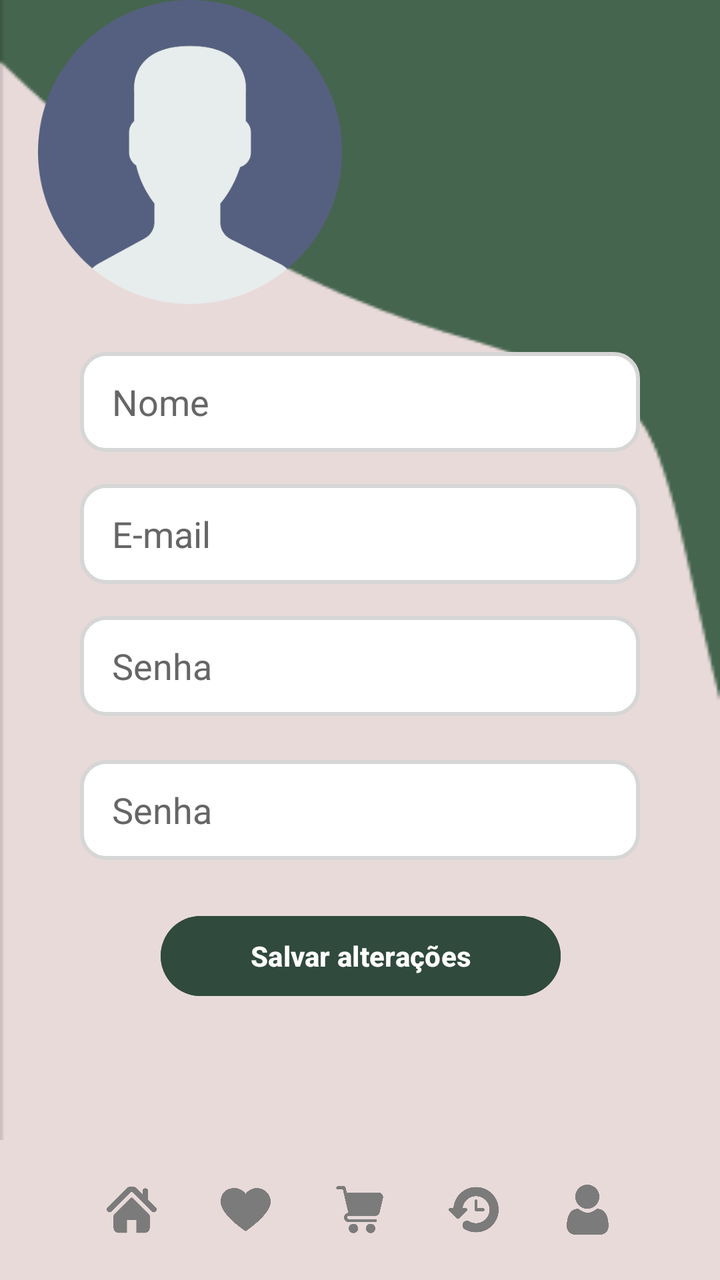
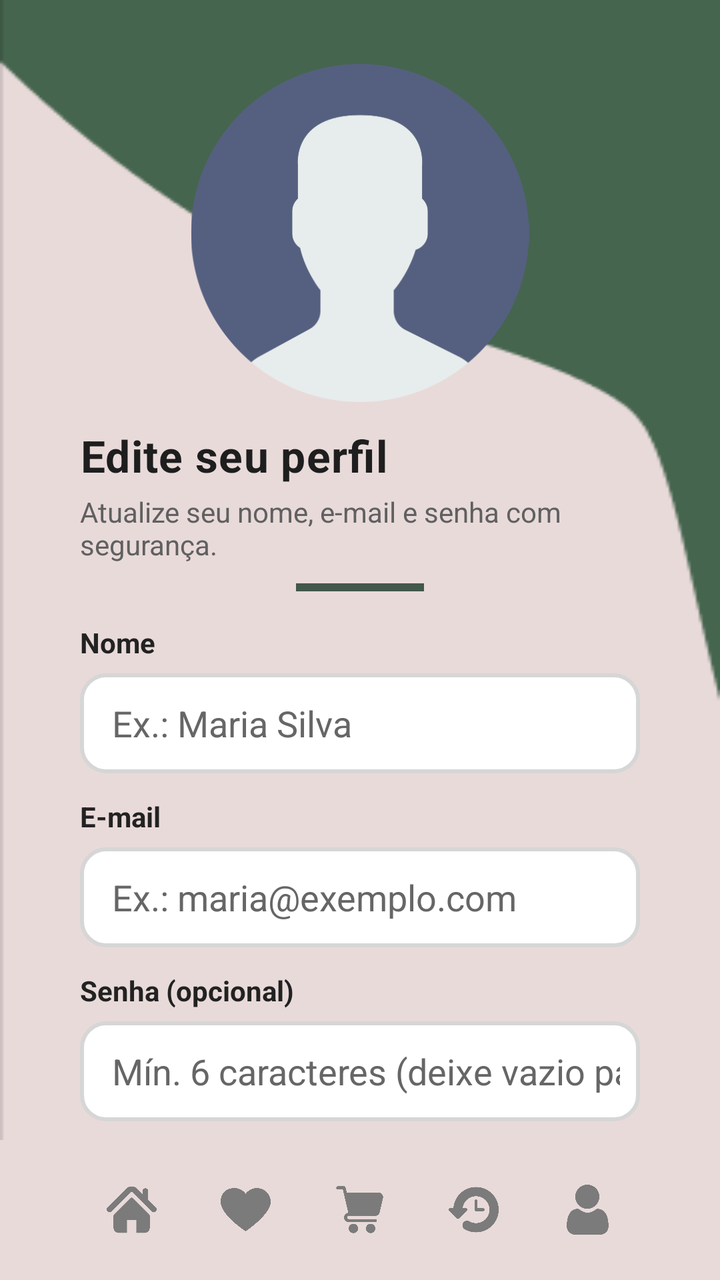

Two renders of the same Android screen: before a commit and after it. Below are the layout's source before the change and the commit's diff.
<!-- AndroidManifest.xml: application theme Theme.IFoodClone -->
<!-- res/layout/telaperfil.xml -->
<?xml version="1.0" encoding="utf-8"?>
<androidx.constraintlayout.widget.ConstraintLayout
    xmlns:android="http://schemas.android.com/apk/res/android"
    xmlns:app="http://schemas.android.com/apk/res-auto"
    xmlns:tools="http://schemas.android.com/tools"
    android:layout_width="match_parent"
    android:layout_height="match_parent"
    android:background="@drawable/perfil_fundo">

    
    <ImageView
        android:id="@+id/imgPerfil"
        android:layout_width="190dp"
        android:layout_height="152dp"
        android:src="@drawable/usuario"
        tools:layout_editor_absoluteX="116dp"
        tools:layout_editor_absoluteY="66dp" />

    <EditText
        android:id="@+id/inputNome"
        android:layout_width="0dp"
        android:layout_height="50dp"
        android:layout_marginTop="24dp"
        android:layout_marginHorizontal="40dp"
        android:hint="Nome"
        android:background="@drawable/caixa_input"
        android:paddingStart="16dp"
        android:textColor="#000"
        android:textColorHint="#666"
        app:layout_constraintTop_toBottomOf="@id/imgPerfil"
        app:layout_constraintStart_toStartOf="parent"
        app:layout_constraintEnd_toEndOf="parent" />

    
    <EditText
        android:id="@+id/inputEmail"
        android:layout_width="0dp"
        android:layout_height="50dp"
        android:layout_marginTop="16dp"
        android:layout_marginHorizontal="40dp"
        android:hint="E-mail"
        android:background="@drawable/caixa_input"
        android:paddingStart="16dp"
        android:inputType="textEmailAddress"
        android:textColor="#000"
        android:textColorHint="#666"
        app:layout_constraintTop_toBottomOf="@id/inputNome"
        app:layout_constraintStart_toStartOf="parent"
        app:layout_constraintEnd_toEndOf="parent" />

    
    <EditText
        android:id="@+id/inputSenha"
        android:layout_width="0dp"
        android:layout_height="50dp"
        android:layout_marginTop="16dp"
        android:layout_marginHorizontal="40dp"
        android:hint="Senha"
        android:background="@drawable/caixa_input"
        android:paddingStart="16dp"
        android:inputType="textPassword"
        android:textColor="#000"
        android:textColorHint="#666"
        app:layout_constraintTop_toBottomOf="@id/inputEmail"
        app:layout_constraintStart_toStartOf="parent"
        app:layout_constraintEnd_toEndOf="parent" />

    

    

    <EditText
        android:id="@+id/inputSenha2"
        android:layout_width="0dp"
        android:layout_height="50dp"
        android:layout_marginHorizontal="40dp"
        android:layout_marginTop="88dp"
        android:background="@drawable/caixa_input"
        android:hint="Senha"
        android:inputType="textPassword"
        android:paddingStart="16dp"
        android:textColor="#000"
        android:textColorHint="#666"
        app:layout_constraintEnd_toEndOf="parent"
        app:layout_constraintStart_toStartOf="parent"
        app:layout_constraintTop_toBottomOf="@id/inputEmail" />

    <Button
        android:id="@+id/btnSalvar"
        android:layout_width="200dp"
        android:layout_height="48dp"
        android:layout_marginTop="96dp"
        android:backgroundTint="#304A3D"
        android:text="Salvar alterações"
        android:textAllCaps="false"
        android:textColor="#FFFFFF"
        android:textStyle="bold"
        app:layout_constraintEnd_toEndOf="parent"
        app:layout_constraintHorizontal_bias="0.502"
        app:layout_constraintStart_toStartOf="parent"
        app:layout_constraintTop_toBottomOf="@id/inputSenha" />

    <LinearLayout
        android:id="@+id/bottomMenu"
        android:layout_width="0dp"
        android:layout_height="70dp"
        android:background="#E9DADA"
        android:gravity="center"
        android:orientation="horizontal"
        app:layout_constraintBottom_toBottomOf="parent"
        app:layout_constraintStart_toStartOf="parent"
        app:layout_constraintEnd_toEndOf="parent">

        <ImageView
            android:id="@+id/iconHome"
            android:layout_width="25dp"
            android:layout_height="25dp"
            android:layout_marginHorizontal="16dp"
            android:src="@drawable/home"
            android:tint="#7B7B7B" />

        <ImageView
            android:id="@+id/iconFavorite"
            android:layout_width="25dp"
            android:layout_height="25dp"
            android:layout_marginHorizontal="16dp"
            android:src="@drawable/favoritos"
            android:tint="#7B7B7B" />

        <ImageView
            android:id="@+id/iconCart"
            android:layout_width="25dp"
            android:layout_height="25dp"
            android:layout_marginHorizontal="16dp"
            android:src="@drawable/carrinho"
            android:tint="#7B7B7B" />

        <ImageView
            android:id="@+id/iconHistory"
            android:layout_width="25dp"
            android:layout_height="25dp"
            android:layout_marginHorizontal="16dp"
            android:src="@drawable/historico"
            android:tint="#7B7B7B" />

        <ImageView
            android:id="@+id/iconProfile"
            android:layout_width="25dp"
            android:layout_height="25dp"
            android:layout_marginHorizontal="16dp"
            android:src="@drawable/perfil"
            android:tint="#7B7B7B" />
    </LinearLayout>

</androidx.constraintlayout.widget.ConstraintLayout>
<!-- resources referenced by this layout -->
<resources>
  <!-- drawable caixa_input (drawable) -->
  <?xml version="1.0" encoding="utf-8"?>
  <shape xmlns:android="http://schemas.android.com/apk/res/android"
      android:shape="rectangle">
  
      
      <solid android:color="#FFFFFF" />
  
      
      <stroke
          android:width="2dp"
          android:color="#D6D6D6" />
  
      
      <corners android:radius="12dp" />
  
      
      <padding
          android:left="10dp"
          android:top="8dp"
          android:right="10dp"
          android:bottom="8dp" />
  </shape>
  <!-- drawable carrinho: png bitmap (drawable, 8552 bytes) -->
  <!-- drawable favoritos: png bitmap (drawable, 5362 bytes) -->
  <!-- drawable historico: png bitmap (drawable, 12640 bytes) -->
  <!-- drawable home: png bitmap (drawable, 4582 bytes) -->
  <!-- drawable perfil: png bitmap (drawable, 11096 bytes) -->
  <!-- drawable perfil_fundo: png bitmap (drawable, 3405 bytes) -->
  <!-- drawable usuario: png bitmap (drawable, 19440 bytes) -->
  <style name="Theme.IFoodClone" parent="Base.Theme.IFoodClone" />
  <style name="Base.Theme.IFoodClone" parent="Theme.Material3.DayNight.NoActionBar">
          
          
          <item name="android:statusBarColor">@color/colorOliveGreen</item>
          <item name="android:navigationBarColor">@color/colorCream</item>
          <item name="colorAccent">@color/colorAccent</item>
          <item name="colorPrimary">@color/colorPrimaryDark</item>
          <item name="colorPrimaryDark">@color/colorPrimaryDark</item>
      </style>
  <color name="colorOliveGreen">#264E33</color>
  <color name="colorCream">#E9DADA</color>
  <color name="colorAccent">#055109</color>
  <color name="colorPrimaryDark">#055109</color>
</resources>

<!-- the commit's change to res/layout/telaperfil.xml (unified diff, before → after) -->
@@ -5,29 +5,112 @@
     xmlns:tools="http://schemas.android.com/tools"
     android:layout_width="match_parent"
     android:layout_height="match_parent"
-    android:background="@drawable/perfil_fundo">
+    android:background="@drawable/perfil_fundo"
+    tools:context=".activity.PerfilActivity">
 
     
     <ImageView
         android:id="@+id/imgPerfil"
-        android:layout_width="190dp"
-        android:layout_height="152dp"
+        android:layout_width="210dp"
+        android:layout_height="169dp"
+        android:layout_marginTop="32dp"
         android:src="@drawable/usuario"
-        tools:layout_editor_absoluteX="116dp"
-        tools:layout_editor_absoluteY="66dp" />
-
+        android:contentDescription="@string/app_name"
+        app:layout_constraintTop_toTopOf="parent"
+        app:layout_constraintStart_toStartOf="parent"
+        app:layout_constraintEnd_toEndOf="parent" />
+
+    
+    <TextView
+        android:id="@+id/tituloPerfil"
+        android:layout_width="0dp"
+        android:layout_height="wrap_content"
+        android:text="Edite seu perfil"
+        android:textColor="#1E1E1E"
+        android:textSize="22sp"
+        android:textStyle="bold"
+        android:letterSpacing="0.02"
+        android:layout_marginStart="40dp"
+        android:layout_marginEnd="40dp"
+        android:layout_marginTop="12dp"
+        app:layout_constraintTop_toBottomOf="@id/imgPerfil"
+        app:layout_constraintStart_toStartOf="parent"
+        app:layout_constraintEnd_toEndOf="parent" />
+
+    
+    <TextView
+        android:id="@+id/subtituloPerfil"
+        android:layout_width="0dp"
+        android:layout_height="wrap_content"
+        android:text="Atualize seu nome, e-mail e senha com segurança."
+        android:textColor="#606060"
+        android:textSize="14sp"
+        android:layout_marginStart="40dp"
+        android:layout_marginEnd="40dp"
+        android:layout_marginTop="4dp"
+        app:layout_constraintTop_toBottomOf="@id/tituloPerfil"
+        app:layout_constraintStart_toStartOf="parent"
+        app:layout_constraintEnd_toEndOf="parent" />
+
+    
+    <View
+        android:id="@+id/barraDecor"
+        android:layout_width="64dp"
+        android:layout_height="4dp"
+        android:background="#304A3D"
+        android:alpha="0.9"
+        android:layout_marginTop="10dp"
+        app:layout_constraintTop_toBottomOf="@id/subtituloPerfil"
+        app:layout_constraintStart_toStartOf="parent"
+        app:layout_constraintEnd_toEndOf="parent" />
+
+    
+    <TextView
+        android:id="@+id/lblNome"
+        android:layout_width="0dp"
+        android:layout_height="wrap_content"
+        android:text="Nome"
+        android:textColor="#222"
+        android:textStyle="bold"
+        android:layout_marginStart="40dp"
+        android:layout_marginEnd="40dp"
+        android:layout_marginTop="16dp"
+        app:layout_constraintTop_toBottomOf="@id/barraDecor"
+        app:layout_constraintStart_toStartOf="parent"
+        app:layout_constraintEnd_toEndOf="parent" />
+
+    
     <EditText
         android:id="@+id/inputNome"
         android:layout_width="0dp"
         android:layout_height="50dp"
-        android:layout_marginTop="24dp"
-        android:layout_marginHorizontal="40dp"
-        android:hint="Nome"
+        android:layout_marginStart="40dp"
+        android:layout_marginEnd="40dp"
+        android:layout_marginTop="6dp"
         android:background="@drawable/caixa_input"
+        android:hint="Ex.: Maria Silva"
+        android:inputType="textPersonName"
+        android:imeOptions="actionNext"
+        android:autofillHints="name"
         android:paddingStart="16dp"
         android:textColor="#000"
         android:textColorHint="#666"
-        app:layout_constraintTop_toBottomOf="@id/imgPerfil"
+        app:layout_constraintTop_toBottomOf="@id/lblNome"
+        app:layout_constraintStart_toStartOf="parent"
+        app:layout_constraintEnd_toEndOf="parent" />
+
+    
+    <TextView
+        android:id="@+id/lblEmail"
+        android:layout_width="0dp"
+        android:layout_height="wrap_content"
+        android:text="E-mail"
+        android:textColor="#222"
+        android:textStyle="bold"
+        android:layout_marginStart="40dp"
+        android:layout_marginEnd="40dp"
+        android:layout_marginTop="12dp"
+        app:layout_constraintTop_toBottomOf="@id/inputNome"
         app:layout_constraintStart_toStartOf="parent"
         app:layout_constraintEnd_toEndOf="parent" />
 
@@ -36,70 +119,73 @@
         android:id="@+id/inputEmail"
         android:layout_width="0dp"
         android:layout_height="50dp"
-        android:layout_marginTop="16dp"
-        android:layout_marginHorizontal="40dp"
-        android:hint="E-mail"
+        android:layout_marginStart="40dp"
+        android:layout_marginEnd="40dp"
+        android:layout_marginTop="6dp"
         android:background="@drawable/caixa_input"
-        android:paddingStart="16dp"
+        android:hint="Ex.: maria@exemplo.com"
         android:inputType="textEmailAddress"
-        android:textColor="#000"
-        android:textColorHint="#666"
-        app:layout_constraintTop_toBottomOf="@id/inputNome"
-        app:layout_constraintStart_toStartOf="parent"
-        app:layout_constraintEnd_toEndOf="parent" />
-
-    
-    <EditText
-        android:id="@+id/inputSenha"
-        android:layout_width="0dp"
-        android:layout_height="50dp"
-        android:layout_marginTop="16dp"
-        android:layout_marginHorizontal="40dp"
-        android:hint="Senha"
-        android:background="@drawable/caixa_input"
-        android:paddingStart="16dp"
-        android:inputType="textPassword"
-        android:textColor="#000"
-        android:textColorHint="#666"
-        app:layout_constraintTop_toBottomOf="@id/inputEmail"
-        app:layout_constraintStart_toStartOf="parent"
-        app:layout_constraintEnd_toEndOf="parent" />
-
-    
-
-    
-
-    <EditText
-        android:id="@+id/inputSenha2"
-        android:layout_width="0dp"
-        android:layout_height="50dp"
-        android:layout_marginHorizontal="40dp"
-        android:layout_marginTop="88dp"
-        android:background="@drawable/caixa_input"
-        android:hint="Senha"
-        android:inputType="textPassword"
+        android:imeOptions="actionNext"
+        android:autofillHints="emailAddress"
         android:paddingStart="16dp"
         android:textColor="#000"
         android:textColorHint="#666"
-        app:layout_constraintEnd_toEndOf="parent"
-        app:layout_constraintStart_toStartOf="parent"
-        app:layout_constraintTop_toBottomOf="@id/inputEmail" />
-
+        app:layout_constraintTop_toBottomOf="@id/lblEmail"
+        app:layout_constraintStart_toStartOf="parent"
+        app:layout_constraintEnd_toEndOf="parent" />
+
+    
+    <TextView
+        android:id="@+id/lblSenha"
+        android:layout_width="0dp"
+        android:layout_height="wrap_content"
+        android:text="Senha (opcional)"
+        android:textColor="#222"
+        android:textStyle="bold"
+        android:layout_marginStart="40dp"
+        android:layout_marginEnd="40dp"
+        android:layout_marginTop="12dp"
+        app:layout_constraintTop_toBottomOf="@id/inputEmail"
+        app:layout_constraintStart_toStartOf="parent"
+        app:layout_constraintEnd_toEndOf="parent" />
+
+    
+    <EditText
+        android:id="@+id/inputSenha"
+        android:layout_width="0dp"
+        android:layout_height="50dp"
+        android:layout_marginStart="40dp"
+        android:layout_marginEnd="40dp"
+        android:layout_marginTop="6dp"
+        android:background="@drawable/caixa_input"
+        android:hint="Mín. 6 caracteres (deixe vazio para manter)"
+        android:inputType="textPassword"
+        android:imeOptions="actionDone"
+        android:autofillHints="password"
+        android:paddingStart="16dp"
+        android:textColor="#000"
+        android:textColorHint="#666"
+        app:layout_constraintTop_toBottomOf="@id/lblSenha"
+        app:layout_constraintStart_toStartOf="parent"
+        app:layout_constraintEnd_toEndOf="parent" />
+
+    
     <Button
         android:id="@+id/btnSalvar"
         android:layout_width="200dp"
         android:layout_height="48dp"
-        android:layout_marginTop="96dp"
+        android:layout_marginTop="64dp"
         android:backgroundTint="#304A3D"
         android:text="Salvar alterações"
         android:textAllCaps="false"
         android:textColor="#FFFFFF"
         android:textStyle="bold"
+        app:layout_constraintTop_toBottomOf="@id/inputSenha"
+        app:layout_constraintStart_toStartOf="parent"
         app:layout_constraintEnd_toEndOf="parent"
-        app:layout_constraintHorizontal_bias="0.502"
-        app:layout_constraintStart_toStartOf="parent"
-        app:layout_constraintTop_toBottomOf="@id/inputSenha" />
-
+        app:layout_constraintBottom_toTopOf="@id/bottomMenu" />
+
+    
     <LinearLayout
         android:id="@+id/bottomMenu"
         android:layout_width="0dp"
<!-- resource entries referenced after the edit -->
@@ -30,6 +30,7 @@
   <!-- drawable perfil: png bitmap (drawable, 11096 bytes) -->
   <!-- drawable perfil_fundo: png bitmap (drawable, 3405 bytes) -->
   <!-- drawable usuario: png bitmap (drawable, 19440 bytes) -->
+  <string name="app_name">Comedoria Tia</string>
   <style name="Theme.IFoodClone" parent="Base.Theme.IFoodClone" />
   <style name="Base.Theme.IFoodClone" parent="Theme.Material3.DayNight.NoActionBar">
           
